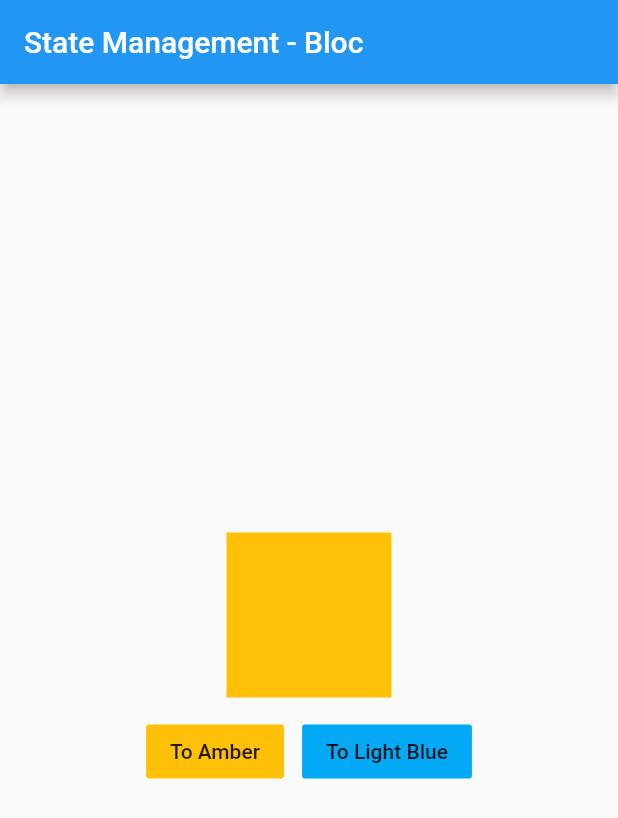
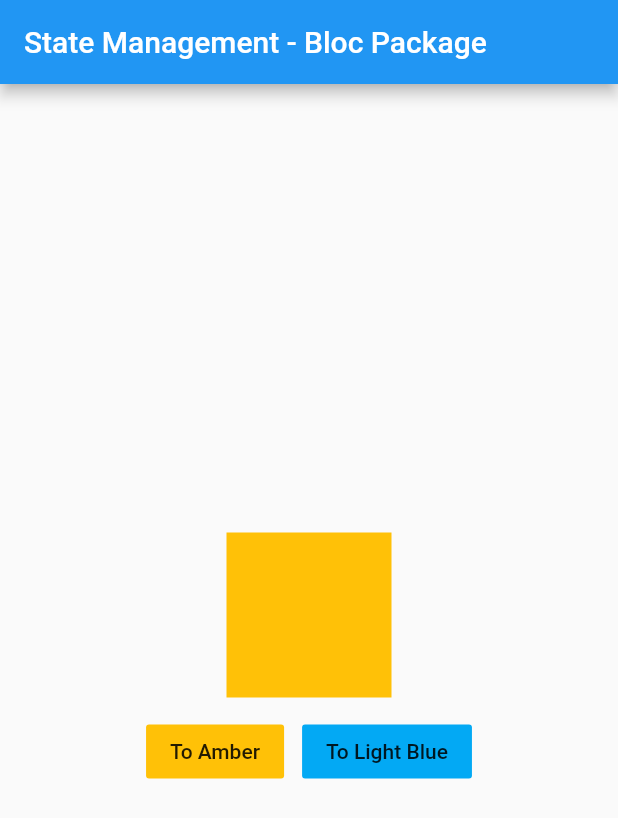
Before and after one commit to addincw/fundamental, a Flutter app: the screen it shows after launch, after a tap on "To Amber", on a phone screen of 412 x 824 dp. Shown: the top 818 px of the screen. Run offline on Flutter 3.47's test engine with Material 2 defaults, Android fonts, the phone set to English and light mode, and no system bars; our stand-ins replace flutter_bloc.

Commit message:
done: bloc package state management

```diff
--- a/lib/main.dart
+++ b/lib/main.dart
@@ -1,7 +1,11 @@
 import 'package:flutter/material.dart';
+import 'package:flutter_bloc/flutter_bloc.dart';
 // import 'package:fundamental/topics/state_managements/provider/provider_page.dart';
 // import 'package:fundamental/topics/state_managements/provider_multiple/provider_multiple_page.dart';
-import 'package:fundamental/topics/state_managements/bloc/bloc_page.dart';
+// import 'package:fundamental/topics/state_managements/bloc/bloc_page.dart';
+// import 'package:fundamental/topics/state_managements/bloc/color_bloc.dart';
+import 'package:fundamental/topics/state_managements/bloc_package/bloc_package_page.dart';
+import 'package:fundamental/topics/state_managements/bloc_package/color_bloc.dart';
 
 void main() {
   runApp(MyApp());
@@ -12,12 +16,15 @@ class MyApp extends StatelessWidget {
   @override
   Widget build(BuildContext context) {
     return MaterialApp(
-      title: 'Flutter Demo',
+      title: 'Flutter Fundamental',
       theme: ThemeData(
         primarySwatch: Colors.blue,
         visualDensity: VisualDensity.adaptivePlatformDensity,
       ),
-      home: BlocPage(),
+      home: BlocProvider<ColorBloc>(
+        create: (BuildContext context) => ColorBloc(Colors.lightBlue),
+        child: BlocPackagePage(),
+      ),
     );
   }
 }
--- /dev/null
+++ b/lib/topics/state_managements/bloc_package/bloc_package_page.dart
@@ -0,0 +1,52 @@
+import 'package:flutter/material.dart';
+import 'package:flutter_bloc/flutter_bloc.dart';
+import 'package:fundamental/topics/state_managements/bloc_package/color_bloc.dart';
+
+class BlocPackagePage extends StatelessWidget {
+  @override
+  Widget build(BuildContext context) {
+    // ignore: close_sinks
+    ColorBloc colorBloc = BlocProvider.of<ColorBloc>(context);
+
+    return Scaffold(
+      appBar: AppBar(title: Text('State Management - Bloc Package')),
+      body: Center(
+        child: Column(
+          mainAxisAlignment: MainAxisAlignment.center,
+          children: [
+            BlocBuilder<ColorBloc, Color>(
+              builder: (BuildContext context, currentColor) =>
+                  AnimatedContainer(
+                height: 110,
+                width: 110,
+                color: currentColor,
+                duration: Duration(milliseconds: 500),
+              ),
+            ),
+            SizedBox(height: 12),
+            Row(
+              mainAxisAlignment: MainAxisAlignment.center,
+              children: [
+                FlatButton(
+                  color: Colors.amber,
+                  onPressed: () {
+                    colorBloc.add(ColorEvent.to_amber);
+                  },
+                  child: Text('To Amber'),
+                ),
+                SizedBox(width: 12),
+                FlatButton(
+                  color: Colors.lightBlue,
+                  onPressed: () {
+                    colorBloc.add(ColorEvent.to_light_blue);
+                  },
+                  child: Text('To Light Blue'),
+                ),
+              ],
+            ),
+          ],
+        ),
+      ),
+    );
+  }
+}
--- /dev/null
+++ b/lib/topics/state_managements/bloc_package/color_bloc.dart
@@ -0,0 +1,24 @@
+import 'package:flutter/material.dart';
+import 'package:flutter_bloc/flutter_bloc.dart';
+
+enum ColorEvent { to_amber, to_light_blue }
+
+class ColorBloc extends Bloc<ColorEvent, Color> {
+  Color _color;
+
+  ColorBloc(initialState) : super(initialState);
+
+  @override
+  Stream<Color> mapEventToState(ColorEvent event) async* {
+    switch (event) {
+      case ColorEvent.to_amber:
+        _color = Colors.amber;
+        break;
+      case ColorEvent.to_light_blue:
+        _color = Colors.lightBlue;
+        break;
+    }
+
+    yield _color;
+  }
+}
--- a/pubspec.yaml
+++ b/pubspec.yaml
@@ -24,6 +24,7 @@ dependencies:
   flutter:
     sdk: flutter
   cupertino_icons: ^1.0.0
+  flutter_bloc: ^6.1.1
   intl: ^0.16.1
   provider: ^4.3.2+3
 
```
Also changed, not shown: pubspec.lock.
